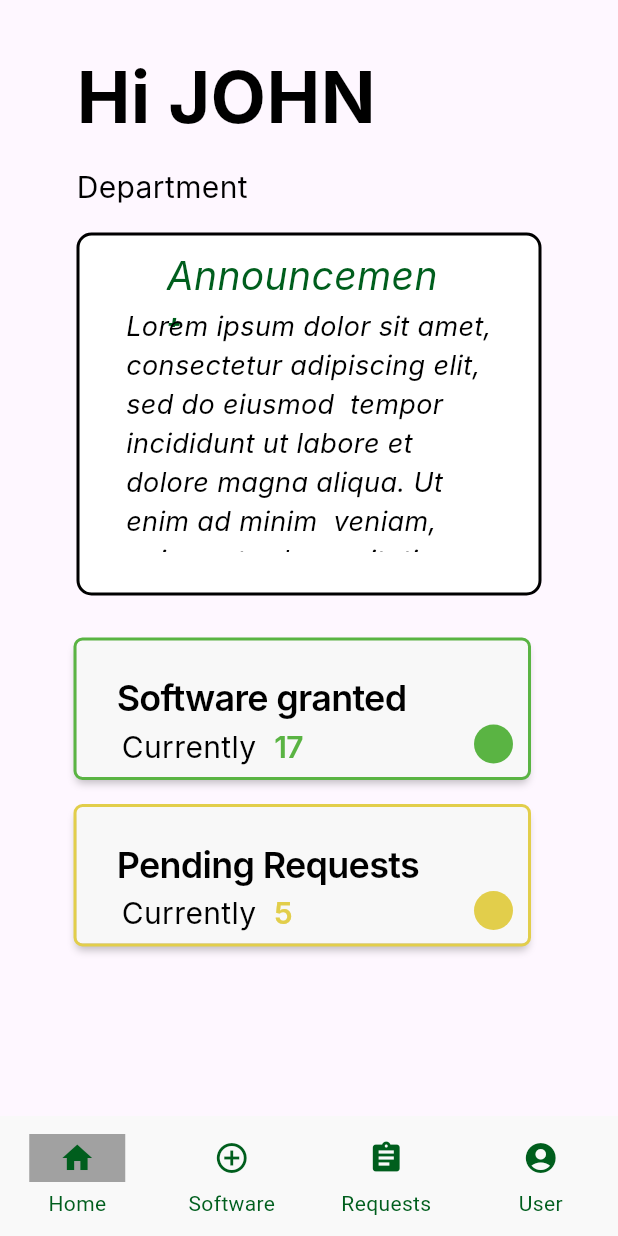
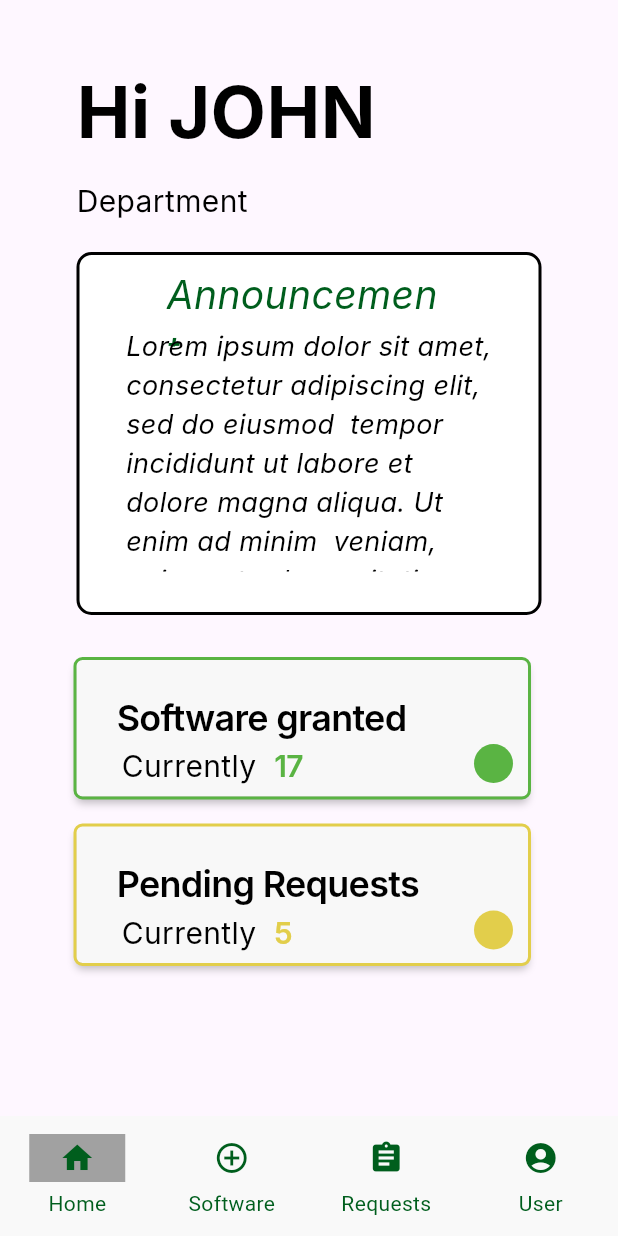
Before and after one commit to AndKlet/Autronica-Onboarding-clean, a Flutter app: the screen it shows after launch, on a phone screen of 412 x 824 dp. Run offline on Flutter 3.47's test engine with Material 3 defaults, Android fonts, the phone set to English and light mode, and no system bars; Roboto replaces fonts that are missing (Inter).

Commit message:
fix: removed size atributes from text boxes

```diff
--- a/frontend/autron/lib/src/screens/home.dart
+++ b/frontend/autron/lib/src/screens/home.dart
@@ -12,9 +12,7 @@ class HomeScreen extends StatelessWidget {
         crossAxisAlignment: CrossAxisAlignment.start,
         children: [
           Container(
-            width: 200,
-            height: 60,
-            margin: const EdgeInsets.only(top: 30),
+            margin: const EdgeInsets.only(top: 40),
             child: Text(
               'Hi JOHN',
               style: TextStyle(
@@ -26,9 +24,7 @@ class HomeScreen extends StatelessWidget {
             ),
           ),
           Container(
-            width: 127,
-            height: 25,
-            margin: const EdgeInsets.only(top: 20),
+            margin: const EdgeInsets.only(top: 10),
             child: Text(
               'Department',
               style: TextStyle(
```
